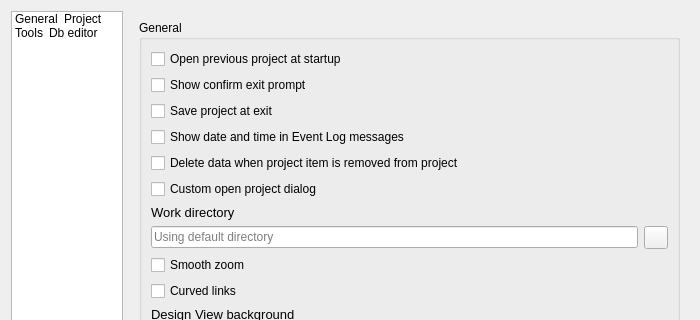
spine-tools/Spine-Toolbox, file spinetoolbox/ui/settings.ui: the form before one commit; both pictures show x 0 to 700 and y 0 to 320 of the 700 by 550 pixel window.
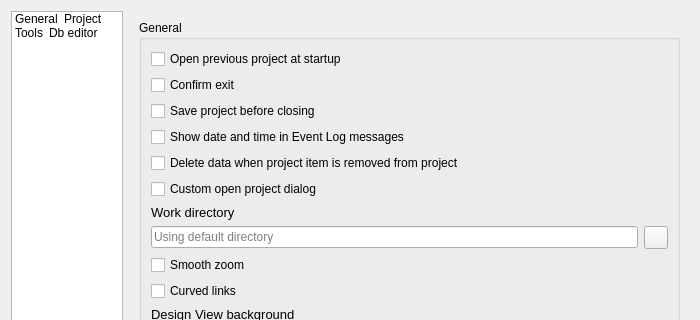
The form after the commit. Icons and pictures are not drawn. Custom widgets are drawn as their Qt base class.

Commit message:
Close project before creating a new project and when opening another project
This saves a few lines and makes opening, creating, and closing projects more consistent

Also,
- Edited some checkbox texts and tooltips in general settings
- Added a test for close_project

Issue #1288

What changed in the file:
```diff
--- a/spinetoolbox/ui/settings.ui
+++ b/spinetoolbox/ui/settings.ui
@@ -504,7 +504,7 @@
                <string>&lt;html&gt;&lt;head/&gt;&lt;body&gt;&lt;p&gt;If checked, confirm exit prompt is shown. If unchecked, application exits without prompt.&lt;/p&gt;&lt;/body&gt;&lt;/html&gt;</string>
               </property>
               <property name="text">
-               <string>Show confirm exit prompt</string>
+               <string>Confirm exit</string>
               </property>
               <property name="tristate">
                <bool>false</bool>
@@ -517,7 +517,7 @@
                <string>&lt;html&gt;&lt;head/&gt;&lt;body&gt;&lt;p&gt;Unchecked: Does not save project and does not show message box&lt;/p&gt;&lt;p&gt;Partially checked: Shows message box (default)&lt;/p&gt;&lt;p&gt;Checked: Saves project and does not show message box&lt;/p&gt;&lt;p&gt;&lt;br/&gt;&lt;/p&gt;&lt;/body&gt;&lt;/html&gt;</string>
               </property>
               <property name="text">
-               <string>Save project at exit</string>
+               <string>Save project before closing</string>
               </property>
               <property name="tristate">
                <bool>true</bool>
```
Left out of the diff: 13 changed lines with no effect on the pictures. The commit also changes 3 other files.
